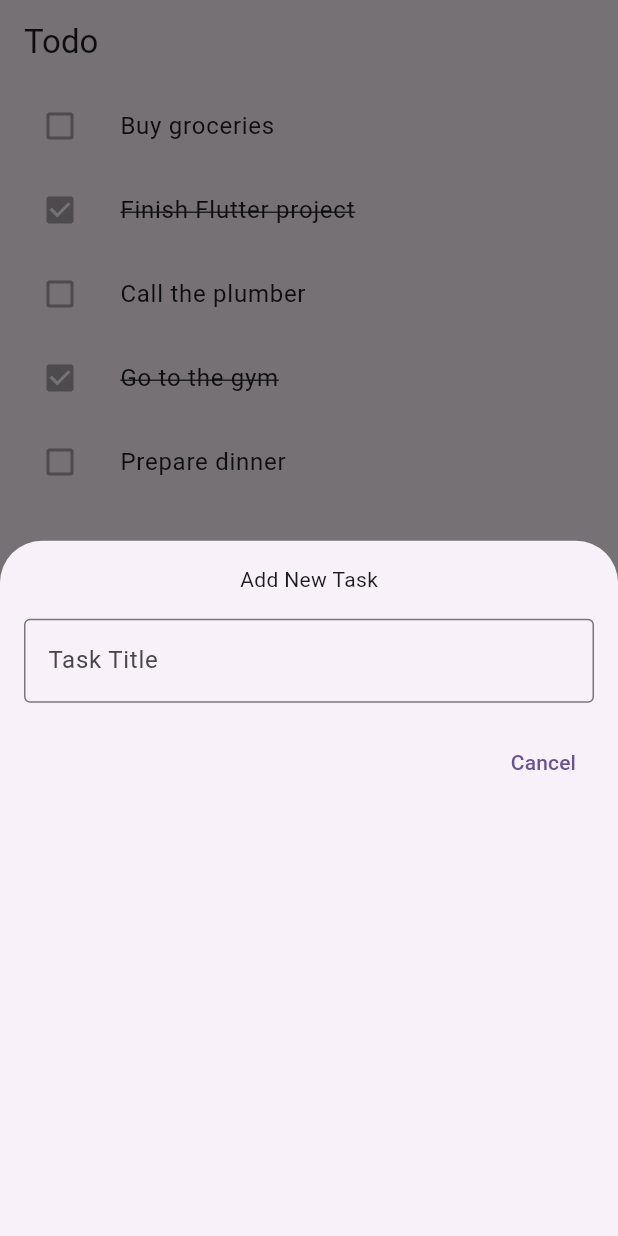
After one commit to bikashchhantyal95/todoapp, a Flutter app: the screen it shows after launch, after a tap on the "add" icon, on a phone screen of 412 x 824 dp. The commit adds this screen. Run offline on Flutter 3.47's test engine with Material 3 defaults, Android fonts, the phone set to English and light mode, and no system bars.

Commit message:
Added a FAB button and a todo form

```diff
--- /dev/null
+++ b/lib/screens/todo_form.dart
@@ -0,0 +1,44 @@
+import 'package:flutter/material.dart';
+
+class TodoForm extends StatefulWidget {
+  const TodoForm({super.key});
+
+  @override
+  State<TodoForm> createState() => _TodoFormState();
+}
+
+class _TodoFormState extends State<TodoForm> {
+  @override
+  Widget build(BuildContext context) {
+    return Padding(
+      padding: EdgeInsets.only(
+          top: 16,
+          left: 16,
+          right: 16,
+          bottom: MediaQuery.of(context).viewInsets.bottom + 16),
+      child: Column(
+        children: [
+          Text("Add New Task"),
+          SizedBox(height: 16),
+          TextField(
+            decoration: InputDecoration(
+              labelText: "Task Title",
+              border: OutlineInputBorder(),
+            ),
+          ),
+          SizedBox(height: 16),
+          Row(
+            mainAxisAlignment: MainAxisAlignment.end,
+            children: [
+              TextButton(
+                  onPressed: () {
+                    Navigator.pop(context);
+                  },
+                  child: Text('Cancel'))
+            ],
+          )
+        ],
+      ),
+    );
+  }
+}
--- a/lib/screens/todo_home_screen.dart
+++ b/lib/screens/todo_home_screen.dart
@@ -1,4 +1,5 @@
 import 'package:flutter/material.dart';
+import 'package:todoapp/screens/todo_form.dart';
 
 class TodoHomeScreen extends StatefulWidget {
   const TodoHomeScreen({super.key});
@@ -27,8 +28,7 @@ class _TodoHomeScreenState extends State<TodoHomeScreen> {
           itemBuilder: (context, index) {
             final todo = _todos[index];
             return ListTile(
-                  leading:
-                      Checkbox(value: todo['isCompleted'], onChanged: null),
+              leading: Checkbox(value: todo['isCompleted'], onChanged: null),
               title: Text(
                 todo['title'] as String,
                 style: TextStyle(
@@ -37,7 +37,17 @@ class _TodoHomeScreenState extends State<TodoHomeScreen> {
                         : TextDecoration.none),
               ),
             );
-              })),
+          },
+        ),
+      ),
+      floatingActionButton: FloatingActionButton(
+        onPressed: () {
+          showModalBottomSheet(
+              context: context, builder: (context) => TodoForm());
+        },
+        tooltip: "Add a new task",
+        child: Icon(Icons.add),
+      ),
     );
   }
 }
```
Lines whose indentation alone changed are shown as unchanged.
